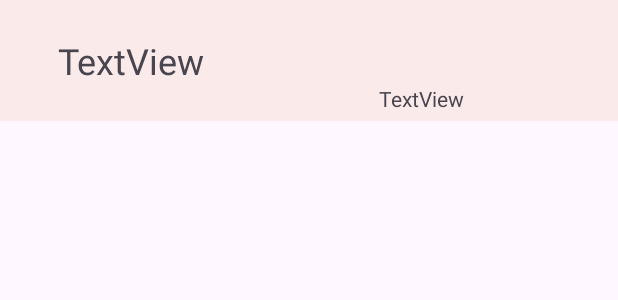
After one commit to Santiago0212004/UniStyle, an Android app: the layout item_establishment.xml on its own in the app's theme, with its tools: preview values and no code run, on a phone screen of 412 x 824 dp. The commit adds this screen. Shown: the top 300 px of the screen. Run offline under Robolectric (Android 15) with nearby library versions, the phone set to English and light mode, and no system bars.

Commit message:
feat: establishment list when customer logs in

```diff
--- a/app/src/main/AndroidManifest.xml
+++ b/app/src/main/AndroidManifest.xml
@@ -16,7 +16,7 @@
             android:name=".LoginActivity"
             android:exported="true" />
         <activity
-            android:name=".MainActivity"
+            android:name=".MainCustomerActivity"
             android:exported="true" />
         <activity
             android:name=".SignupActivity"
--- a/app/src/main/java/edu/co/icesi/unistyle/domain/model/UsersDTO.kt
+++ b/app/src/main/java/edu/co/icesi/unistyle/domain/model/CustomerDTO.kt
@@ -1,13 +1,11 @@
 package edu.co.icesi.unistyle.domain.model
 
 import java.io.Serializable
-import java.lang.reflect.Array
 
 
-data class UsersDTO(
+data class CustomerDTO(
     var id:String = "",
     var email: String = "",
-    var password: String = ""
 ) : Serializable {
     override fun toString(): String {
         return id
--- a/app/src/main/java/edu/co/icesi/unistyle/viewmodel/SignUpViewmodel.kt
+++ b/app/src/main/java/edu/co/icesi/unistyle/viewmodel/SignUpViewmodel.kt
@@ -4,7 +4,7 @@ import androidx.lifecycle.MutableLiveData
 import androidx.lifecycle.ViewModel
 import androidx.lifecycle.viewModelScope
 import edu.co.icesi.unistyle.domain.model.AppAuthState
-import edu.co.icesi.unistyle.domain.model.User
+import edu.co.icesi.unistyle.domain.model.Customer
 import edu.co.icesi.unistyle.domain.model.Worker
 import edu.co.icesi.unistyle.repository.AuthRepository
 import edu.co.icesi.unistyle.repository.AuthRepositoryImpl
@@ -16,13 +16,13 @@ class SignUpViewmodel(val repo:AuthRepository = AuthRepositoryImpl()) : ViewMode
 
     val authStatus = MutableLiveData<AppAuthState>()
 
-    fun signupUser(user: User, pass:String) {
+    fun signupUser(customer: Customer, pass:String) {
         viewModelScope.launch(Dispatchers.IO) {
 
             withContext(Dispatchers.Main){
                 authStatus.value = AppAuthState.Loading("Cargando...")
             }
-            val status = repo.signupUser(user, pass)
+            val status = repo.signupUser(customer, pass)
             withContext(Dispatchers.Main){authStatus.value = status}
 
         }
--- /dev/null
+++ b/app/src/main/res/layout/item_establishment.xml
@@ -0,0 +1,35 @@
+<?xml version="1.0" encoding="utf-8"?>
+<androidx.constraintlayout.widget.ConstraintLayout xmlns:android="http://schemas.android.com/apk/res/android"
+    xmlns:app="http://schemas.android.com/apk/res-auto"
+    xmlns:tools="http://schemas.android.com/tools"
+    android:layout_width="match_parent"
+    android:layout_height="wrap_content"
+    android:background="#FAEAEA">
+
+    <TextView
+        android:id="@+id/nameTV"
+        android:layout_width="wrap_content"
+        android:layout_height="wrap_content"
+        android:layout_marginTop="24dp"
+        android:layout_marginBottom="24dp"
+        android:text="TextView"
+        android:textSize="24sp"
+        app:layout_constraintBottom_toBottomOf="parent"
+        app:layout_constraintEnd_toStartOf="@+id/addressTV"
+        app:layout_constraintHorizontal_bias="0.25"
+        app:layout_constraintStart_toStartOf="parent"
+        app:layout_constraintTop_toTopOf="parent"
+        app:layout_constraintVertical_bias="0.0" />
+
+    <TextView
+        android:id="@+id/addressTV"
+        android:layout_width="wrap_content"
+        android:layout_height="wrap_content"
+        android:text="TextView"
+        app:layout_constraintBottom_toBottomOf="parent"
+        app:layout_constraintEnd_toEndOf="parent"
+        app:layout_constraintHorizontal_bias="0.711"
+        app:layout_constraintStart_toStartOf="parent"
+        app:layout_constraintTop_toTopOf="parent"
+        app:layout_constraintVertical_bias="0.918" />
+</androidx.constraintlayout.widget.ConstraintLayout>
```
Also changed, not shown: app/src/main/java/edu/co/icesi/unistyle/LoginActivity.kt (+7 -11 lines), app/src/main/java/edu/co/icesi/unistyle/MainActivity.kt (deleted, +0 -11 lines), app/src/main/java/edu/co/icesi/unistyle/MainCustomerActivity.kt (added, +59 -0 lines), app/src/main/java/edu/co/icesi/unistyle/SignupActivity.kt (+2 -6 lines), app/src/main/java/edu/co/icesi/unistyle/adapters/EstablishmentAdapter.kt (added, +38 -0 lines), app/src/main/java/edu/co/icesi/unistyle/domain/model/Customer.kt (added, +18 -0 lines), app/src/main/java/edu/co/icesi/unistyle/domain/model/User.kt (deleted, +0 -18 lines), app/src/main/java/edu/co/icesi/unistyle/repository/AuthRepository.kt (+8 -8 lines), app/src/main/java/edu/co/icesi/unistyle/repository/UserRepository.kt (+18 -15 lines), app/src/main/java/edu/co/icesi/unistyle/services/CustomerService.kt (added, +31 -0 lines), app/src/main/java/edu/co/icesi/unistyle/services/UserService.kt (deleted, +0 -29 lines), app/src/main/java/edu/co/icesi/unistyle/viewmodel/MainCustomerViewModel.kt (added, +64 -0 lines), app/src/main/res/layout/activity_main.xml (deleted, +0 -18 lines), app/src/main/res/layout/activity_main_customer.xml (added, +42 -0 lines), 1 other file.
